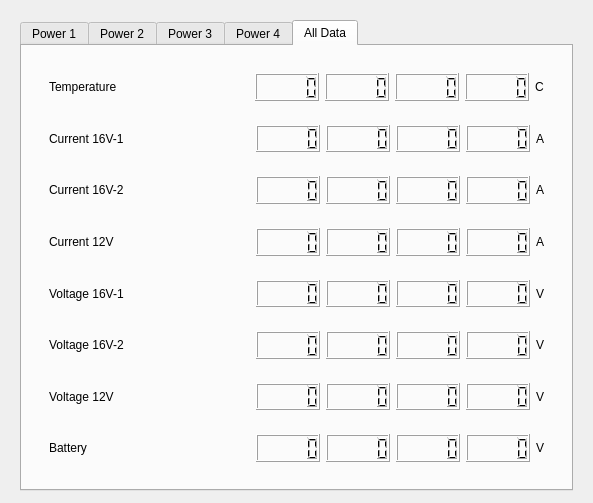
Old version of the form rqt_power/resource/mainwindow.ui in the repository sonia-auv/rqt_sonia_plugins.
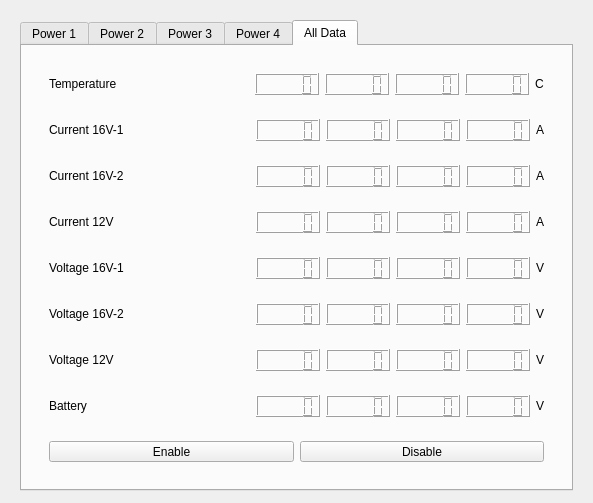
New version of the form. The open tabs and pages were chosen to show the change.

Commit message: adding enable disable all button

```diff
--- a/rqt_power/resource/mainwindow.ui
+++ b/rqt_power/resource/mainwindow.ui
@@ -2388,6 +2388,26 @@
                </layout>
               </widget>
              </item>
+             <item>
+              <widget class="QWidget" name="widget_16" native="true">
+               <layout class="QHBoxLayout" name="horizontalLayout_2">
+                <item>
+                 <widget class="QPushButton" name="EnableAll">
+                  <property name="text">
+                   <string>Enable</string>
+                  </property>
+                 </widget>
+                </item>
+                <item>
+                 <widget class="QPushButton" name="DisableAll">
+                  <property name="text">
+                   <string>Disable</string>
+                  </property>
+                 </widget>
+                </item>
+               </layout>
+              </widget>
+             </item>
             </layout>
            </widget>
           </item>
```
Left out of the diff: 6 changed lines with no effect on the pictures. The commit also changes 2 other files.
